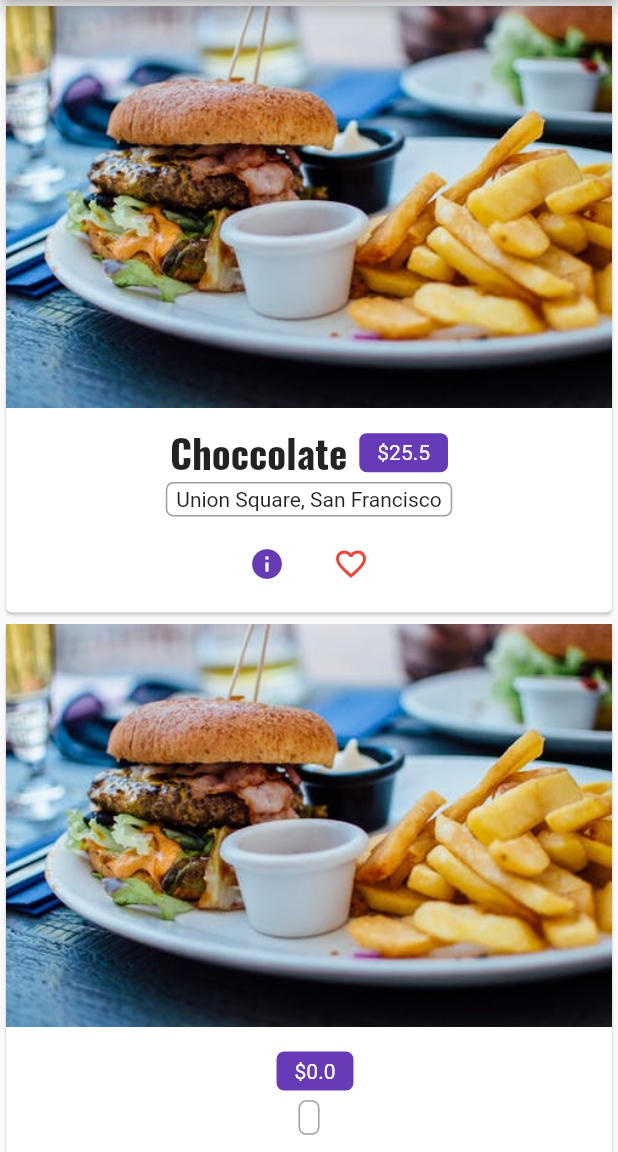
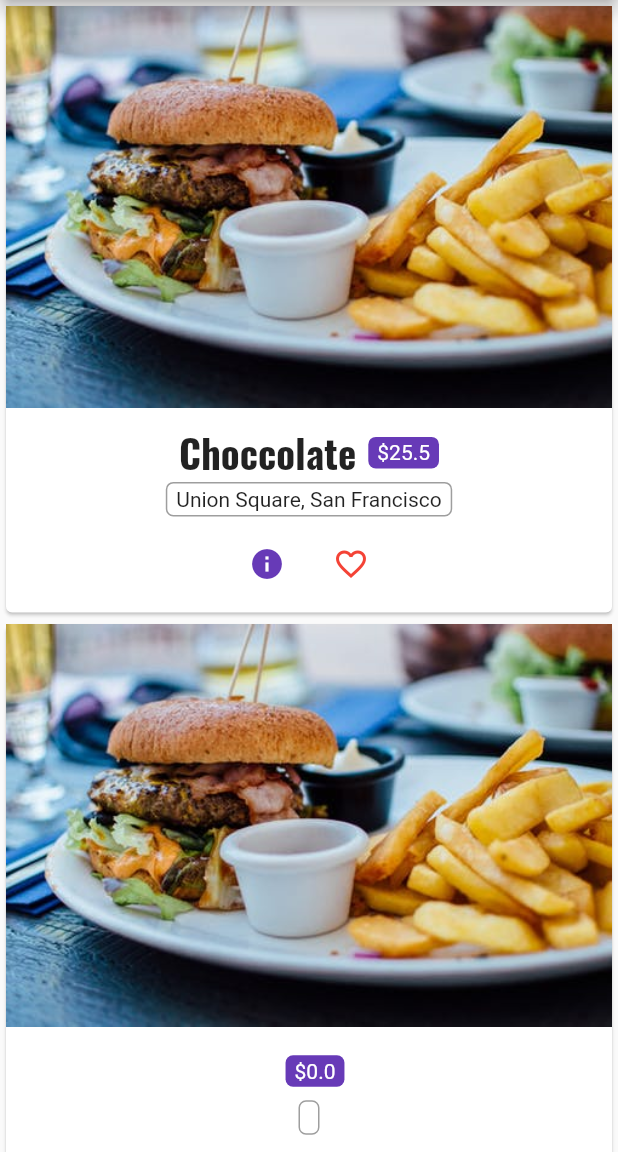
Before and after one commit to bbozo/flutter_tutorial, a Flutter app: the ProductAdminPage screen opened by its route, after a tap on "Save", on a phone screen of 412 x 824 dp, the part 84-1236 px from its top. Run offline on Flutter 3.47's test engine with Material 2 defaults, Android fonts, the phone set to English and light mode, and no system bars.

Commit message:
lecture 113

```diff
--- a/lib/product_manager.dart
+++ b/lib/product_manager.dart
@@ -1,6 +1,6 @@
 import 'package:flutter/material.dart';
+import 'package:flutter_tutorial/widgets/product/products.dart';
 
-import './products.dart';
 
 class ProductManager extends StatelessWidget {
   final List<Map<String, dynamic>> products;
--- a/lib/products.dart
+++ b/lib/widgets/product/product_card.dart
@@ -1,17 +1,14 @@
 import 'package:flutter/material.dart';
 import 'package:flutter_tutorial/widgets/product/price_tag.dart';
 
-class Products extends StatelessWidget {
-  final List<Map<String, dynamic>> products;
+class ProductCard extends StatelessWidget {
+  final Map<String, dynamic> product;
+  final productIndex;
 
-  Products(this.products) {
-    print("[Products Widget] constructor");
-  }
+  ProductCard(this.productIndex, this.product);
 
-  // Widget _buildProductItem({String text, String imagePath}) {
-  Widget _buildProductItem(BuildContext context, int index) {
-    Map<String, dynamic> product = products[index];
-
+  @override
+  Widget build(BuildContext context) {
     return Card(
       child: Column(
         children: <Widget>[
@@ -29,14 +26,7 @@ class Products extends StatelessWidget {
                       fontFamily: 'Oswald'),
                 ),
                 SizedBox(width: 8.0),
-                Container(
-                  decoration: BoxDecoration(
-                    color: Theme.of(context).accentColor,
-                    borderRadius: BorderRadius.circular(5.0),
-                  ),
-                  padding: EdgeInsets.symmetric(horizontal: 6.0, vertical: 2.5),
-                  child: PriceTag(product['price']),
-                )
+                PriceTag(product['price']),
               ],
             ),
           ),
@@ -53,7 +43,7 @@ class Products extends StatelessWidget {
                 icon: Icon(Icons.info),
                 color: Theme.of(context).accentColor,
                 onPressed: () => Navigator.pushNamed<bool>(
-                    context, '/product/' + index.toString()),
+                    context, '/product/' + productIndex.toString()),
               ),
               IconButton(
                 icon: Icon(Icons.favorite_border),
@@ -66,23 +56,4 @@ class Products extends StatelessWidget {
       ),
     );
   }
-
-  Widget _buildProductList() {
-    Widget productCard =
-        Center(child: Text("No products found, please add some"));
-
-    if (products.length > 0)
-      productCard = ListView.builder(
-        itemBuilder: _buildProductItem,
-        itemCount: products.length,
-      );
-
-    return productCard;
-  }
-
-  @override
-  Widget build(BuildContext context) {
-    print("[Products Widget] build()");
-    return _buildProductList();
-  }
 }
--- /dev/null
+++ b/lib/widgets/product/products.dart
@@ -0,0 +1,29 @@
+import 'package:flutter/material.dart';
+import 'package:flutter_tutorial/widgets/product/product_card.dart';
+
+class Products extends StatelessWidget {
+  final List<Map<String, dynamic>> products;
+
+  Products(this.products) {
+    print("[Products Widget] constructor");
+  }
+
+  Widget _buildProductList() {
+    Widget productCard =
+        Center(child: Text("No products found, please add some"));
+
+    if (products.length > 0)
+      productCard = ListView.builder(
+        itemBuilder: (BuildContext context, int index) => ProductCard(index, products[index]),
+        itemCount: products.length,
+      );
+
+    return productCard;
+  }
+
+  @override
+  Widget build(BuildContext context) {
+    print("[Products Widget] build()");
+    return _buildProductList();
+  }
+}
```
